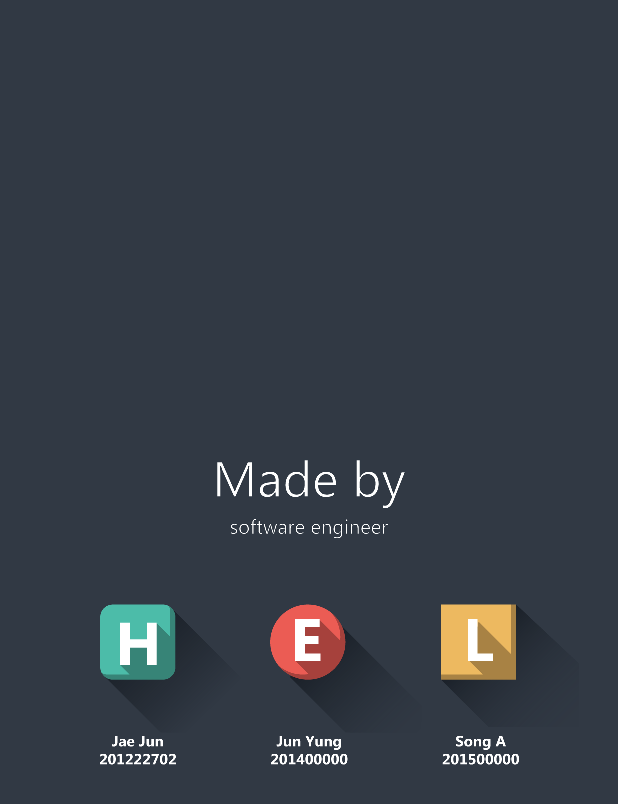
After one commit to EomjunYoung/ParanEx, an Android app: the layout activity_logo.xml on its own in the app's theme, with its tools: preview values and no code run, on a phone screen of 412 x 824 dp. The commit adds this screen. Shown: the top 804 px of the screen. Run offline under Robolectric (Android 15) with nearby library versions, the phone set to English and light mode, and no system bars.

Commit message:
process : making init screen
yet not completed

```diff
--- a/app/src/main/AndroidManifest.xml
+++ b/app/src/main/AndroidManifest.xml
@@ -8,7 +8,7 @@
         android:label="@string/app_name"
         android:roundIcon="@mipmap/ic_launcher_round"
         android:supportsRtl="true"
-        android:theme="@style/AppTheme">
+        android:theme="@style/Theme.AppCompat.NoActionBar">
         <activity android:name="kr.ac.ajou.paran.play.Play">
             <intent-filter>
                 <action android:name="android.intent.action.MAIN" />
@@ -19,6 +19,9 @@
         <activity
             android:name="kr.ac.ajou.paran.MainActivity"
             android:screenOrientation="portrait" />
+        <activity
+            android:name="kr.ac.ajou.paran.sss.init.Logo"
+            android:screenOrientation="portrait" />
     </application>
 
 </manifest>
--- a/app/src/main/java/kr/ac/ajou/paran/play/Play.java
+++ b/app/src/main/java/kr/ac/ajou/paran/play/Play.java
@@ -4,7 +4,7 @@ import android.content.Intent;
 import android.os.Bundle;
 import android.support.v7.app.AppCompatActivity;
 
-import kr.ac.ajou.paran.MainActivity;
+import kr.ac.ajou.paran.sss.init.Logo;
 
 /**
  * Created by dream on 2017-06-30.
@@ -16,7 +16,7 @@ public class Play extends AppCompatActivity {
     protected void onCreate(Bundle savedInstanceState) {
         super.onCreate(savedInstanceState);
 
-        startActivity(new Intent(this, MainActivity.class));
+        startActivity(new Intent(this, Logo.class));
         overridePendingTransition(android.R.anim.fade_in, android.R.anim.fade_out);
         finish();
     }
--- /dev/null
+++ b/app/src/main/res/layout/activity_logo.xml
@@ -0,0 +1,16 @@
+<?xml version="1.0" encoding="utf-8"?>
+<RelativeLayout xmlns:android="http://schemas.android.com/apk/res/android"
+    xmlns:app="http://schemas.android.com/apk/res-auto"
+    xmlns:tools="http://schemas.android.com/tools"
+    android:layout_width="match_parent"
+    android:layout_height="match_parent"
+    android:background="@color/init_color"
+    tools:context="kr.ac.ajou.paran.sss.init.Logo">
+
+    <ImageView
+        android:layout_width="match_parent"
+        android:layout_height="wrap_content"
+        android:src="@mipmap/init_logo"
+        android:layout_centerVertical="true"/>
+
+</RelativeLayout>
--- a/app/src/main/res/layout/activity_main.xml
+++ b/app/src/main/res/layout/activity_main.xml
@@ -4,7 +4,8 @@
     xmlns:tools="http://schemas.android.com/tools"
     android:layout_width="match_parent"
     android:layout_height="match_parent"
-    tools:context="com.example.ejy77.testex5.kr.example.ejy77.testex5.MainActivity">
+    android:background="@color/init_color"
+    tools:context="kr.ac.ajou.paran.MainActivity">
 
     <TextView
         android:layout_width="wrap_content"
--- a/app/src/main/res/values/colors.xml
+++ b/app/src/main/res/values/colors.xml
@@ -3,4 +3,7 @@
     <color name="colorPrimary">#3F51B5</color>
     <color name="colorPrimaryDark">#303F9F</color>
     <color name="colorAccent">#FF4081</color>
+
+    <color name="init_color">#313944</color>
+
 </resources>
```
Also changed, not shown: app/src/main/java/kr/ac/ajou/paran/sss/init/Logo.java (added, +27 -0 lines), app/src/main/res/image/init_logo.png (added), app/src/main/res/mipmap-xxhdpi/init_logo.png (added).
